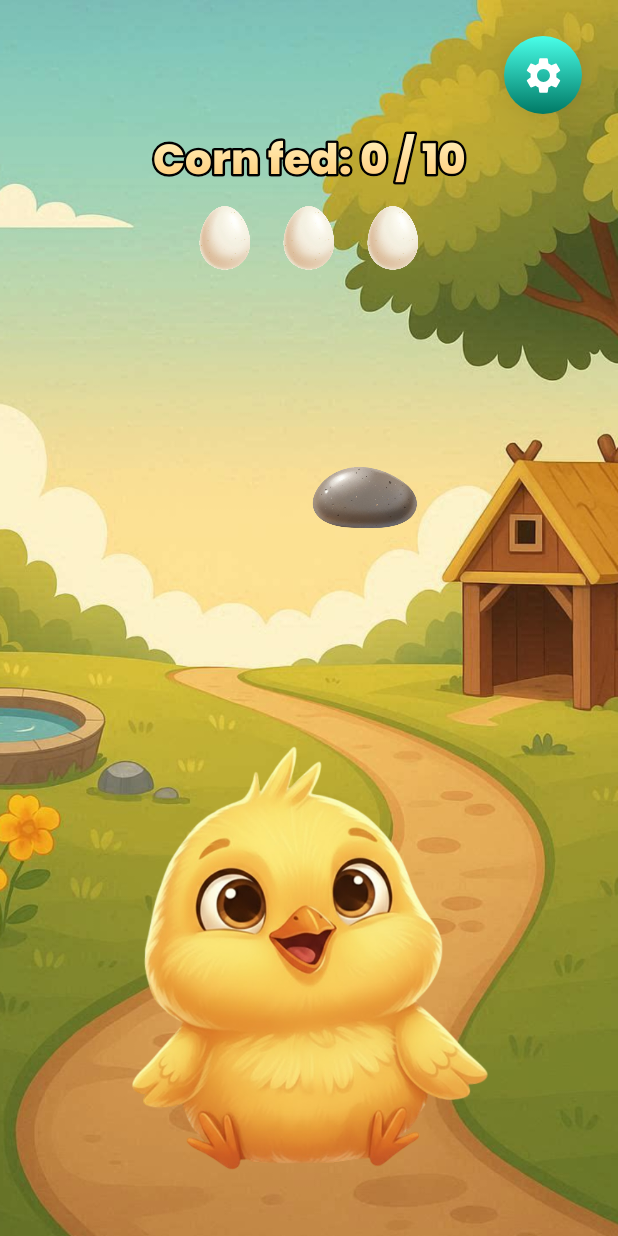
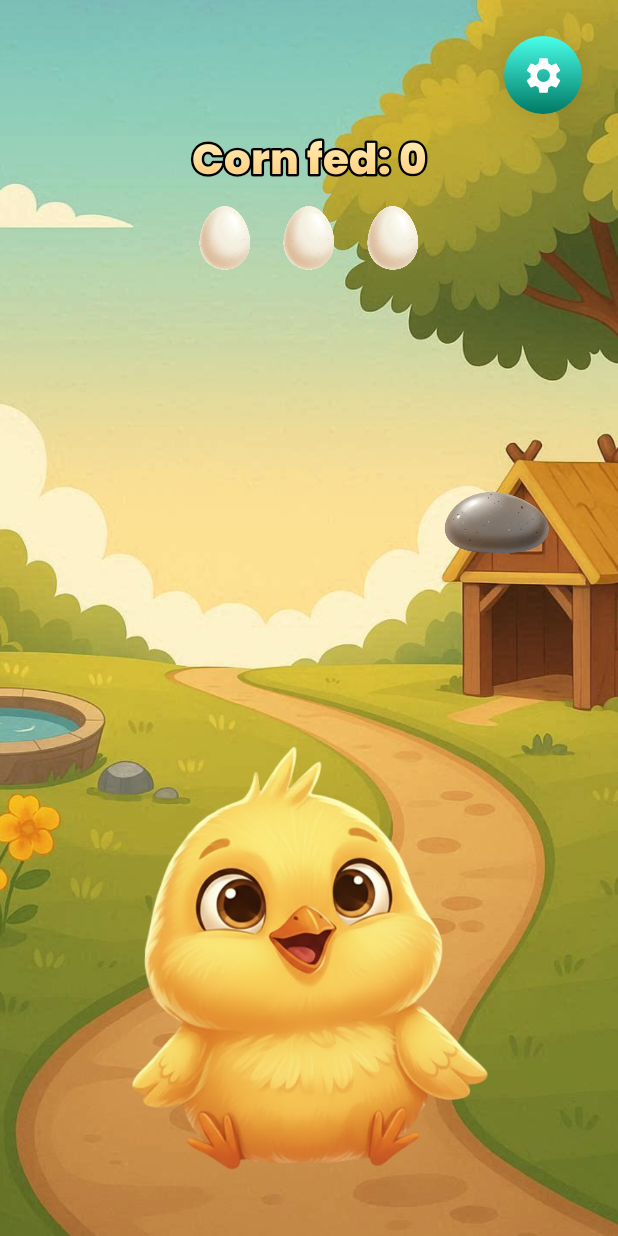
Before and after one commit to Maksym-Latt/Feed-the-Chick, an Android app built with Jetpack Compose: the composable GameScreen shown on its own in the app's theme, after a tap on "Retry", on a phone screen of 412 x 824 dp. Run offline under Robolectric (Android 15) with nearby library versions, the phone set to English and light mode, and no system bars; 2 other taps on this screen came first.

Commit message:
Make game endless and adjust spawn balancing

```diff
--- a/app/src/main/java/com/manacode/feedthechick/ui/main/gamescreen/GameScreen.kt
+++ b/app/src/main/java/com/manacode/feedthechick/ui/main/gamescreen/GameScreen.kt
@@ -16,7 +16,6 @@ import androidx.compose.foundation.layout.BoxWithConstraints
 import androidx.compose.foundation.layout.Column
 import androidx.compose.foundation.layout.Row
 import androidx.compose.foundation.layout.Spacer
-import androidx.compose.foundation.layout.aspectRatio
 import androidx.compose.foundation.layout.fillMaxSize
 import androidx.compose.foundation.layout.fillMaxWidth
 import androidx.compose.foundation.layout.height
@@ -61,14 +60,14 @@ import androidx.compose.ui.zIndex
 import androidx.annotation.DrawableRes
 import com.manacode.feedthechick.R
 import com.manacode.feedthechick.ui.main.component.GradientOutlinedText
-import com.manacode.feedthechick.ui.main.component.OrangePrimaryButton
 import com.manacode.feedthechick.ui.main.component.SecondaryIconButton
 import com.manacode.feedthechick.ui.main.component.StartPrimaryButton
 import kotlinx.coroutines.delay
 import kotlin.math.roundToInt
 import kotlin.random.Random
 
-private const val TARGET_SCORE = 10
+private const val INITIAL_SPAWN_DELAY = 1600L
+private const val MIN_SPAWN_DELAY = 520L
 
 @Composable
 fun GameScreen(
@@ -78,14 +77,12 @@ fun GameScreen(
     var lives by remember { mutableIntStateOf(3) }
     var running by remember { mutableStateOf(false) }
     var showIntro by remember { mutableStateOf(true) }
-    var showWinOverlay by remember { mutableStateOf(false) }
     var showSettingsOverlay by remember { mutableStateOf(false) }
-    var spawnDelay by remember { mutableLongStateOf(1600L) }
+    var spawnDelay by remember { mutableLongStateOf(INITIAL_SPAWN_DELAY) }
     val items = remember { mutableStateListOf<SpawnedItem>() }
     var nextItemId by remember { mutableIntStateOf(0) }
     var resetKey by remember { mutableIntStateOf(0) }
     var chickState by remember { mutableStateOf(ChickState.Idle) }
-    val targetScore = TARGET_SCORE
 
     val toneGenerator = remember {
         ToneGenerator(AudioManager.STREAM_MUSIC, 70)
@@ -98,8 +95,8 @@ fun GameScreen(
         toneGenerator.startTone(ToneGenerator.TONE_PROP_BEEP2, 150)
     }
 
-    LaunchedEffect(chickState, showWinOverlay) {
-        if (!showWinOverlay && chickState != ChickState.Idle) {
+    LaunchedEffect(chickState) {
+        if (chickState != ChickState.Idle) {
             delay(1000)
             chickState = ChickState.Idle
         }
@@ -109,20 +106,12 @@ fun GameScreen(
         items.clear()
         lives = 3
         score = 0
-        spawnDelay = 1600L
+        spawnDelay = INITIAL_SPAWN_DELAY
         showIntro = false
-        showWinOverlay = false
         showSettingsOverlay = false
         running = true
         resetKey++
         chickState = ChickState.Idle
-    }
-
-    fun finishGame() {
-        running = false
-        showWinOverlay = true
-        items.clear()
-        showSettingsOverlay = false
     }
 
     fun registerMistake() {
@@ -133,25 +122,21 @@ fun GameScreen(
             items.clear()
             showSettingsOverlay = false
             showIntro = true
-            showWinOverlay = false
             onExitToMenu(score)
         }
     }
 
     fun registerSuccess() {
         score += 1
-        spawnDelay = maxOf(520L, (spawnDelay * 0.92f).toLong())
+        spawnDelay = maxOf(MIN_SPAWN_DELAY, (spawnDelay * 0.92f).toLong())
         playCluck()
         chickState = ChickState.Happy
-        if (score >= targetScore) {
-            finishGame()
-        }
     }
 
     BackHandler(enabled = true) {
         if (showSettingsOverlay) {
             showSettingsOverlay = false
-            if (!showIntro && !showWinOverlay) {
+            if (!showIntro) {
                 running = true
             }
         } else {
@@ -167,7 +152,7 @@ fun GameScreen(
             val fieldWidth = maxWidth
             val fieldWidthPx = with(density) { fieldWidth.toPx() }
             val fieldHeightPx = with(density) { fieldHeight.toPx() }
-            val maxItems = 6
+            val maxItems = 8
 
             var mouthBounds by remember { mutableStateOf<Rect?>(null) }
 
@@ -176,13 +161,34 @@ fun GameScreen(
                 val type = ItemType.random()
                 val size = type.size
                 val sizePx = with(density) { size.toPx() }
-                val horizontalPadding = with(density) { 36.dp.toPx() }
-                val verticalLimit = fieldHeightPx * 0.55f
+                val horizontalPadding = with(density) { 24.dp.toPx() }
+                val verticalPadding = with(density) { 24.dp.toPx() }
+                val verticalLimit = fieldHeightPx * 0.7f
                 val xRange = (fieldWidthPx - horizontalPadding * 2 - sizePx).coerceAtLeast(0f)
-                val yRange = (verticalLimit - horizontalPadding - sizePx).coerceAtLeast(0f)
+                val yRange = (verticalLimit - verticalPadding - sizePx).coerceAtLeast(0f)
+                if (xRange <= 0f || yRange <= 0f) {
+                    return
+                }
+
+                val spacing = with(density) { 12.dp.toPx() }
+                var placedItem: SpawnedItem? = null
+
+                repeat(24) {
                     val startX = horizontalPadding + Random.nextFloat() * xRange
-                val startY = horizontalPadding + Random.nextFloat() * yRange
-                val item = SpawnedItem(
+                    val startY = verticalPadding + Random.nextFloat() * yRange
+                    val candidateRect = Rect(
+                        left = startX - spacing,
+                        top = startY - spacing,
+                        right = startX + sizePx + spacing,
+                        bottom = startY + sizePx + spacing
+                    )
+
+                    val overlapsExisting = items.any { existing ->
+                        candidateRect.overlaps(existing.bounds(spacing))
+                    }
+
+                    if (!overlapsExisting) {
+                        placedItem = SpawnedItem(
                             id = nextItemId++,
                             type = type,
                             size = size,
@@ -190,7 +196,13 @@ fun GameScreen(
                             startOffset = Offset(startX, startY),
                             spawnedAt = System.currentTimeMillis()
                         )
-                items.add(item)
+                        return@repeat
+                    }
+                }
+
+                val newItem = placedItem ?: return
+                items.add(newItem)
+
                 if (items.size > maxItems) {
                     val removed = items.removeAt(0)
                     if (removed.type == ItemType.Seed) {
@@ -246,7 +258,7 @@ fun GameScreen(
 
                 Spacer(modifier = Modifier.height(12.dp))
 
-                Scoreboard(score = score, targetScore = targetScore, lives = lives)
+                Scoreboard(score = score, lives = lives)
             }
 
             Chick(
@@ -284,7 +296,8 @@ fun GameScreen(
             AnimatedVisibility(
                 visible = showIntro,
                 enter = fadeIn(),
-                exit = fadeOut()
+                exit = fadeOut(),
+                modifier = Modifier.zIndex(10f)
             ) {
                 IntroOverlay(onStart = { resetGame() })
             }
@@ -292,12 +305,13 @@ fun GameScreen(
             AnimatedVisibility(
                 visible = showSettingsOverlay,
                 enter = fadeIn(),
-                exit = fadeOut()
+                exit = fadeOut(),
+                modifier = Modifier.zIndex(10f)
             ) {
                 GameSettingsOverlay(
                     onResume = {
                         showSettingsOverlay = false
-                        if (!showIntro && !showWinOverlay) {
+                        if (!showIntro) {
                             running = true
                         }
                     },
@@ -307,22 +321,6 @@ fun GameScreen(
                     },
                     onHome = {
                         showSettingsOverlay = false
-                        running = false
-                        onExitToMenu(score)
-                    }
-                )
-            }
-
-            AnimatedVisibility(
-                visible = showWinOverlay,
-                enter = fadeIn(),
-                exit = fadeOut()
-            ) {
-                GameWinOverlay(
-                    score = score,
-                    targetScore = targetScore,
-                    onRetry = { resetGame() },
-                    onExit = {
                         running = false
                         onExitToMenu(score)
                     }
@@ -340,6 +338,15 @@ private data class SpawnedItem(
     val startOffset: Offset,
     val spawnedAt: Long,
 )
+
+private fun SpawnedItem.bounds(extra: Float = 0f): Rect {
+    return Rect(
+        left = startOffset.x - extra,
+        top = startOffset.y - extra,
+        right = startOffset.x + sizePx + extra,
+        bottom = startOffset.y + sizePx + extra
+    )
+}
 
 private enum class ItemType(
     val size: androidx.compose.ui.unit.Dp,
@@ -365,10 +372,10 @@ private enum class ItemType(
 private enum class ChickState { Idle, Happy, Cry }
 
 @Composable
-private fun Scoreboard(score: Int, targetScore: Int, lives: Int) {
+private fun Scoreboard(score: Int, lives: Int) {
     Column(horizontalAlignment = Alignment.CenterHorizontally) {
         GradientOutlinedText(
-            text = "Corn fed: $score / $targetScore",
+            text = "Corn fed: $score",
             fontSize = 28.sp,
             gradientColors = listOf(Color(0xFFFFF4C2), Color(0xFFFFC66E))
         )
@@ -402,23 +409,10 @@ private fun Chick(
         ChickState.Cry -> R.drawable.chicken_cry
     }
 
-    Box(modifier = modifier) {
-        Image(
-            painter = painterResource(id = imageRes),
-            contentDescription = "Chicken",
-            modifier = Modifier.fillMaxSize(),
-            contentScale = ContentScale.Fit
-        )
-
     Box(
-            modifier = Modifier
-                .align(Alignment.Center)
-                .offset(y = 8.dp)
-                .fillMaxWidth(0.36f)
-                .aspectRatio(2.8f)
-                .onGloballyPositioned { layout ->
+        modifier = modifier.onGloballyPositioned { layout ->
             val bounds = layout.boundsInRoot()
-                    val extra = with(density) { 12.dp.toPx() }
+            val extra = with(density) { 16.dp.toPx() }
             val expanded = Rect(
                 left = bounds.left - extra,
                 top = bounds.top - extra,
@@ -427,6 +421,12 @@ private fun Chick(
             )
             onMouthMeasured(expanded)
         }
+    ) {
+        Image(
+            painter = painterResource(id = imageRes),
+            contentDescription = "Chicken",
+            modifier = Modifier.fillMaxSize(),
+            contentScale = ContentScale.Fit
         )
     }
 }
@@ -514,54 +514,3 @@ private fun IntroOverlay(onStart: () -> Unit) {
         }
     }
 }
-
-@Composable
-private fun GameWinOverlay(
-    score: Int,
-    targetScore: Int,
-    onRetry: () -> Unit,
-    onExit: () -> Unit,
-) {
-    Box(
-        modifier = Modifier
-            .fillMaxSize()
-            .background(Color(0xAA2C1505)),
-        contentAlignment = Alignment.Center
-    ) {
-        Column(
-            modifier = Modifier
-                .padding(24.dp)
-                .background(Color(0xFFFFF4D2), shape = androidx.compose.foundation.shape.RoundedCornerShape(28.dp))
-                .padding(horizontal = 32.dp, vertical = 36.dp),
-            horizontalAlignment = Alignment.CenterHorizontally,
-            verticalArrangement = Arrangement.spacedBy(16.dp)
-        ) {
-            GradientOutlinedText(
-                text = "Перемога!",
-                fontSize = 34.sp,
-                gradientColors = listOf(Color(0xFFFFF7C1), Color(0xFFFFC86B))
-            )
-
-            Image(
-                painter = painterResource(id = R.drawable.chicken_win),
-                contentDescription = "Happy chicken",
-                modifier = Modifier.fillMaxWidth(0.7f),
-                contentScale = ContentScale.Fit
-            )
-
-            Text(
-                text = "Ти нагодував курча $score/$targetScore зернят!",
-                style = MaterialTheme.typography.bodyMedium.copy(
-                    color = Color(0xFF704117),
-                    textAlign = TextAlign.Center
-                ),
-                textAlign = TextAlign.Center
-            )
-
-            Row(horizontalArrangement = Arrangement.spacedBy(16.dp)) {
-                OrangePrimaryButton(text = "Ще раз", onClick = onRetry)
-                OrangePrimaryButton(text = "Меню", onClick = onExit)
-            }
-        }
-    }
-}
```
Lines whose indentation alone changed are shown as unchanged.
